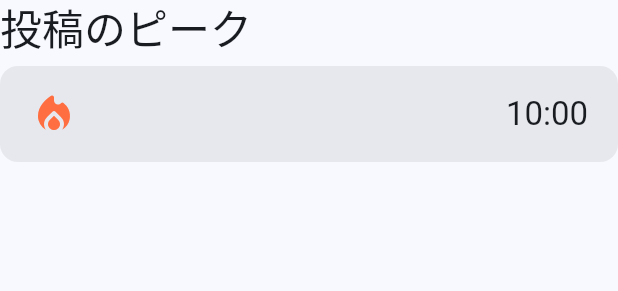
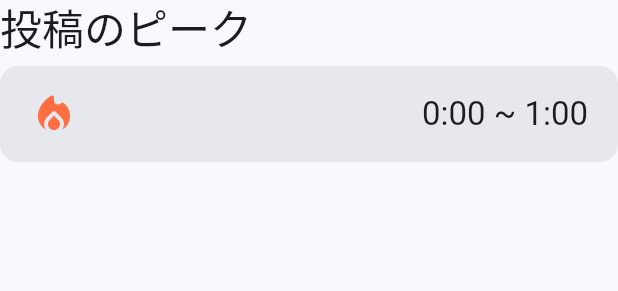
Before and after one commit to Chika0221/Sweep-host, a Flutter app: the PostPeekChart widget shown alone on an empty page, opened directly, on a phone screen of 412 x 824 dp. Shown: the top 291 px of the screen. Run offline on Flutter 3.47's test engine with Material 3 defaults, Android fonts, the light colour scheme and no system bars; drawn by our look-alikes of fl_chart; our stand-ins replace cloud_firestore, firebase_auth, firebase_core, flutter_hooks, flutter_layout_grid, flutter_map and 5 more; missing offline and left inert: flutter_map_animations, flutter_map_heatmap, image_network; accounts and stored records are empty; Roboto replaces fonts that are missing (Zen_Maru_Gothic); statements that could not run were skipped.

Commit message:
PostPeekChartにピーク時間を表示する機能を追加し、データの読み込み状態に応じたUIを実装

```diff
--- a/lib/pages/analytics_page/post_peek_chart.dart
+++ b/lib/pages/analytics_page/post_peek_chart.dart
@@ -1,3 +1,6 @@
+// Dart imports:
+import 'dart:math';
+
 // Flutter imports:
 import 'package:flutter/material.dart';
 
@@ -12,6 +15,8 @@ class PostPeekChart extends HookConsumerWidget {
   const PostPeekChart({super.key});
   @override
   Widget build(BuildContext context, WidgetRef ref) {
+    final postStream = ref.watch(postStreamProvider);
+
     return Column(
       crossAxisAlignment: CrossAxisAlignment.start,
       children: [
@@ -39,12 +44,30 @@ class PostPeekChart extends HookConsumerWidget {
                 size: 32,
               ),
               Spacer(),
+              postStream.when(
+                data: (data) {
+                  final peekHours = List.filled(25, 0);
 
-              Text(
-                '10:00',
-                style: Theme.of(context).textTheme.titleLarge?.copyWith(
-                  color: Theme.of(context).colorScheme.onSurface,
-                ),
+                  for (var post in data) {
+                    peekHours[post.time.hour] += 1;
+                  }
+
+                  final maxValue = peekHours.reduce(max);
+                  final maxIndex = peekHours.indexOf(maxValue);
+
+                  return Text(
+                    '${maxIndex}:00 ~ ${maxIndex + 1}:00',
+                    style: Theme.of(context).textTheme.titleLarge?.copyWith(
+                      color: Theme.of(context).colorScheme.onSurface,
+                    ),
+                  );
+                },
+                error: (error, stackTrace) {
+                  return Text('error :$error');
+                },
+                loading: () {
+                  return CircularProgressIndicator();
+                },
               ),
               SizedBox(width: 16),
             ],
```
Also changed, not shown: 1 other file.
